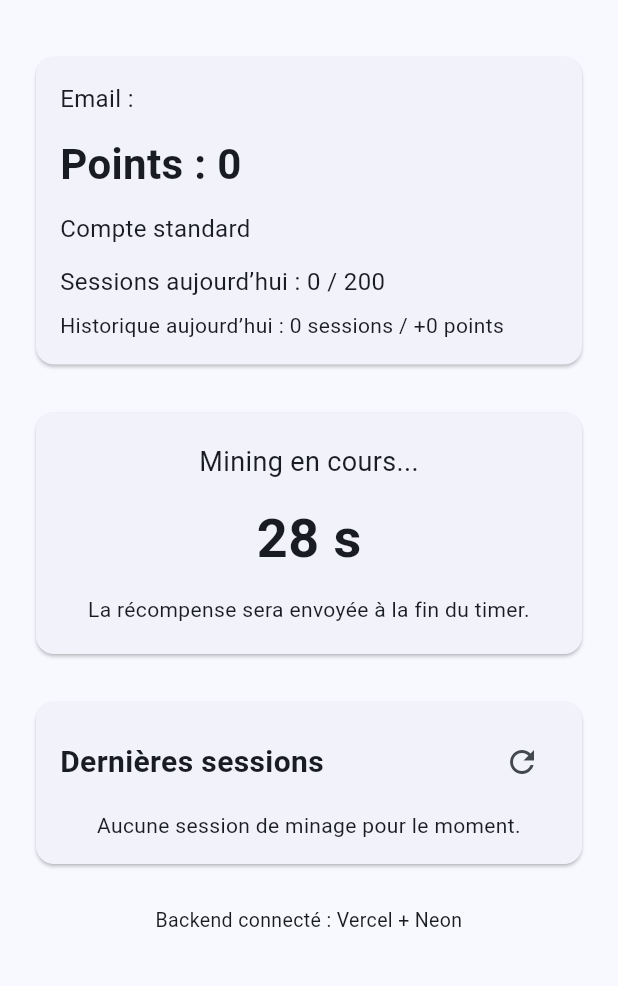
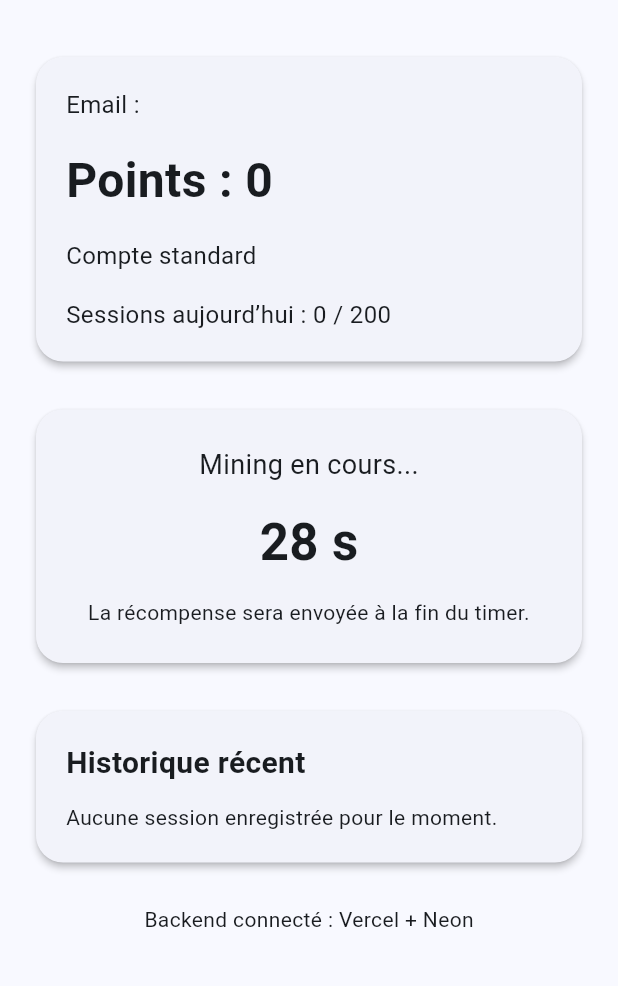
Before and after one commit to amineze1605-cloud/hashledger-flutter, a Flutter app: the HomeScreen screen opened directly with empty values, after a tap on "Lancer le mining", after a tap on the "refresh" icon, on a phone screen of 412 x 824 dp, the part 63-1049 px from its top. Run offline on Flutter 3.47's test engine with Material 3 defaults, Android fonts, the phone set to English and light mode, and no system bars; our stand-ins replace shared_preferences; accounts and stored records are empty; network calls fail.

Commit message:
Update home_screen.dart

```diff
--- a/lib/screens/home_screen.dart
+++ b/lib/screens/home_screen.dart
@@ -23,11 +23,8 @@ class _HomeScreenState extends State<HomeScreen> {
   bool loadingHistory = false;
 
   int countdown = 30;
-  int cooldownSeconds = 30;
-  int dailyUsed = 0;
+  int sessionsToday = 0;
   int dailyLimit = 200;
-  int todayHistoryCount = 0;
-  int todayHistoryPoints = 0;
 
   List<Map<String, dynamic>> miningHistory = [];
 
@@ -37,12 +34,8 @@ class _HomeScreenState extends State<HomeScreen> {
   void initState() {
     super.initState();
     currentUser = widget.user;
-    refreshAll();
-  }
-
-  Future<void> refreshAll() async {
-    await refreshUser();
-    await refreshMiningHistory();
+    refreshUser();
+    loadMiningHistory();
   }
 
   Future<void> refreshUser() async {
@@ -61,19 +54,16 @@ class _HomeScreenState extends State<HomeScreen> {
     });
 
     if (result.containsKey("error")) {
-      ScaffoldMessenger.of(context).showSnackBar(
-        SnackBar(content: Text(result["error"].toString())),
-      );
       return;
     }
 
     setState(() {
       currentUser = UserModel.fromJson(result, currentUser.token);
-      dailyUsed = _parseInt(result["sessions_today"]);
+      sessionsToday = _parseInt(result["sessions_today"]);
     });
   }
 
-  Future<void> refreshMiningHistory() async {
+  Future<void> loadMiningHistory() async {
     if (loadingHistory) return;
 
     setState(() {
@@ -94,19 +84,14 @@ class _HomeScreenState extends State<HomeScreen> {
 
     final rawHistory = result["history"];
 
+    if (rawHistory is List) {
       setState(() {
-      todayHistoryCount = _parseInt(result["today_count"]);
-      todayHistoryPoints = _parseInt(result["today_points"]);
-
-      if (rawHistory is List) {
         miningHistory = rawHistory
             .whereType<Map>()
             .map((item) => Map<String, dynamic>.from(item))
             .toList();
-      } else {
-        miningHistory = [];
+      });
     }
-    });
   }
 
   void startMiningCountdown() {
@@ -114,7 +99,7 @@ class _HomeScreenState extends State<HomeScreen> {
 
     setState(() {
       miningActive = true;
-      countdown = cooldownSeconds;
+      countdown = 30;
     });
 
     _timer?.cancel();
@@ -150,36 +135,24 @@ class _HomeScreenState extends State<HomeScreen> {
     });
 
     if (result.containsKey("error")) {
-      final secondsRemaining = _parseInt(result["seconds_remaining"]);
-
-      if (secondsRemaining > 0) {
-        ScaffoldMessenger.of(context).showSnackBar(
-          SnackBar(
-            content: Text(
-              "Cooldown actif : attends encore $secondsRemaining secondes",
-            ),
-          ),
-        );
-      } else {
       ScaffoldMessenger.of(context).showSnackBar(
         SnackBar(content: Text(result["error"].toString())),
       );
-      }
-
       return;
     }
 
     final int newTotal = _parseInt(result["new_total"]);
     final int reward = _parseInt(result["reward"]);
+    final int dailyUsed = _parseInt(result["daily_used"]);
+    final int limit = _parseInt(result["daily_limit"]);
 
     setState(() {
       currentUser = currentUser.copyWith(points: newTotal);
-      dailyUsed = _parseInt(result["daily_used"]);
-      dailyLimit = _parseInt(result["daily_limit"]);
-      cooldownSeconds = _parseInt(result["cooldown_seconds"]);
+      sessionsToday = dailyUsed;
+      dailyLimit = limit == 0 ? 200 : limit;
     });
 
-    await refreshMiningHistory();
+    await loadMiningHistory();
 
     if (!mounted) return;
 
@@ -190,7 +163,6 @@ class _HomeScreenState extends State<HomeScreen> {
 
   int _parseInt(dynamic value) {
     if (value is int) return value;
-    if (value is num) return value.toInt();
     if (value is String) return int.tryParse(value) ?? 0;
     return 0;
   }
@@ -214,7 +186,6 @@ class _HomeScreenState extends State<HomeScreen> {
 
   Future<void> logout() async {
     _timer?.cancel();
-
     await StorageService.clearToken();
 
     if (!mounted) return;
@@ -231,39 +202,38 @@ class _HomeScreenState extends State<HomeScreen> {
     super.dispose();
   }
 
-  Widget _buildInfoCard() {
+  Widget _buildUserCard() {
     return Card(
+      elevation: 2,
+      shape: RoundedRectangleBorder(
+        borderRadius: BorderRadius.circular(18),
+      ),
       child: Padding(
-        padding: const EdgeInsets.all(16),
+        padding: const EdgeInsets.all(20),
         child: Column(
-          crossAxisAlignment: CrossAxisAlignment.stretch,
+          crossAxisAlignment: CrossAxisAlignment.start,
           children: [
             Text(
               "Email : ${currentUser.email}",
               style: const TextStyle(fontSize: 16),
             ),
-            const SizedBox(height: 12),
+            const SizedBox(height: 16),
             Text(
               "Points : ${currentUser.points}",
               style: const TextStyle(
-                fontSize: 28,
+                fontSize: 32,
                 fontWeight: FontWeight.bold,
               ),
             ),
-            const SizedBox(height: 12),
+            const SizedBox(height: 16),
             Text(
               currentUser.isPremium ? "Compte premium" : "Compte standard",
               style: const TextStyle(fontSize: 16),
             ),
-            const SizedBox(height: 12),
+            const SizedBox(height: 16),
             Text(
-              "Sessions aujourd’hui : $dailyUsed / $dailyLimit",
+              "Sessions aujourd’hui : $sessionsToday / $dailyLimit",
               style: const TextStyle(fontSize: 16),
-            ),
-            const SizedBox(height: 8),
-            Text(
-              "Historique aujourd’hui : $todayHistoryCount sessions / +$todayHistoryPoints points",
-              style: const TextStyle(fontSize: 14),
             ),
           ],
         ),
@@ -271,31 +241,30 @@ class _HomeScreenState extends State<HomeScreen> {
     );
   }
 
-  Widget _buildMiningSection() {
-    if (refreshingUser || loadingMine) {
-      return const Center(
-        child: Padding(
-          padding: EdgeInsets.all(24),
-          child: CircularProgressIndicator(),
-        ),
-      );
+  Widget _buildMiningButton() {
+    if (loadingMine) {
+      return const Center(child: CircularProgressIndicator());
     }
 
     if (miningActive) {
       return Card(
+        elevation: 2,
+        shape: RoundedRectangleBorder(
+          borderRadius: BorderRadius.circular(18),
+        ),
         child: Padding(
-          padding: const EdgeInsets.all(20),
+          padding: const EdgeInsets.all(24),
           child: Column(
             children: [
               const Text(
                 "Mining en cours...",
                 style: TextStyle(fontSize: 18),
               ),
-              const SizedBox(height: 12),
+              const SizedBox(height: 14),
               Text(
                 "$countdown s",
                 style: const TextStyle(
-                  fontSize: 36,
+                  fontSize: 34,
                   fontWeight: FontWeight.bold,
                 ),
               ),
@@ -310,54 +279,41 @@ class _HomeScreenState extends State<HomeScreen> {
       );
     }
 
-    return ElevatedButton(
+    return SizedBox(
+      height: 54,
+      child: ElevatedButton(
         onPressed: startMiningCountdown,
         child: const Text("Lancer le mining"),
+      ),
     );
   }
 
-  Widget _buildHistorySection() {
-    final lastItems = miningHistory.take(5).toList();
-
+  Widget _buildHistoryCard() {
     return Card(
+      elevation: 2,
+      shape: RoundedRectangleBorder(
+        borderRadius: BorderRadius.circular(18),
+      ),
       child: Padding(
-        padding: const EdgeInsets.all(16),
+        padding: const EdgeInsets.all(20),
         child: Column(
-          crossAxisAlignment: CrossAxisAlignment.stretch,
+          crossAxisAlignment: CrossAxisAlignment.start,
           children: [
-            Row(
-              children: [
-                const Expanded(
-                  child: Text(
-                    "Dernières sessions",
+            const Text(
+              "Historique récent",
               style: TextStyle(
                 fontSize: 20,
                 fontWeight: FontWeight.bold,
               ),
             ),
-                ),
+            const SizedBox(height: 12),
             if (loadingHistory)
-                  const SizedBox(
-                    width: 18,
-                    height: 18,
-                    child: CircularProgressIndicator(strokeWidth: 2),
-                  )
-                else
-                  IconButton(
-                    icon: const Icon(Icons.refresh),
-                    onPressed: refreshMiningHistory,
-                  ),
-              ],
-            ),
-            const SizedBox(height: 8),
-            if (lastItems.isEmpty)
-              const Text(
-                "Aucune session de minage pour le moment.",
-                textAlign: TextAlign.center,
-              )
+              const Center(child: CircularProgressIndicator())
+            else if (miningHistory.isEmpty)
+              const Text("Aucune session enregistrée pour le moment.")
             else
               Column(
-                children: lastItems.map((item) {
+                children: miningHistory.take(5).map((item) {
                   final reward = _parseInt(item["reward"]);
                   final createdAt = _formatDate(item["created_at"]);
 
@@ -383,7 +339,10 @@ class _HomeScreenState extends State<HomeScreen> {
         actions: [
           IconButton(
             icon: const Icon(Icons.refresh),
-            onPressed: refreshingUser ? null : refreshAll,
+            onPressed: () async {
+              await refreshUser();
+              await loadMiningHistory();
+            },
           ),
           IconButton(
             icon: const Icon(Icons.logout),
@@ -393,23 +352,29 @@ class _HomeScreenState extends State<HomeScreen> {
       ),
       body: SafeArea(
         child: RefreshIndicator(
-          onRefresh: refreshAll,
+          onRefresh: () async {
+            await refreshUser();
+            await loadMiningHistory();
+          },
           child: SingleChildScrollView(
             physics: const AlwaysScrollableScrollPhysics(),
             padding: const EdgeInsets.all(20),
             child: Column(
               crossAxisAlignment: CrossAxisAlignment.stretch,
               children: [
-                _buildInfoCard(),
+                _buildUserCard(),
                 const SizedBox(height: 24),
-                _buildMiningSection(),
+                if (refreshingUser)
+                  const Padding(
+                    padding: EdgeInsets.only(bottom: 20),
+                    child: Center(child: CircularProgressIndicator()),
+                  ),
+                _buildMiningButton(),
                 const SizedBox(height: 24),
-                _buildHistorySection(),
+                _buildHistoryCard(),
                 const SizedBox(height: 24),
-                const Text(
-                  "Backend connecté : Vercel + Neon",
-                  textAlign: TextAlign.center,
-                  style: TextStyle(fontSize: 13),
+                const Center(
+                  child: Text("Backend connecté : Vercel + Neon"),
                 ),
               ],
             ),
```
Lines whose indentation alone changed are shown as unchanged.
